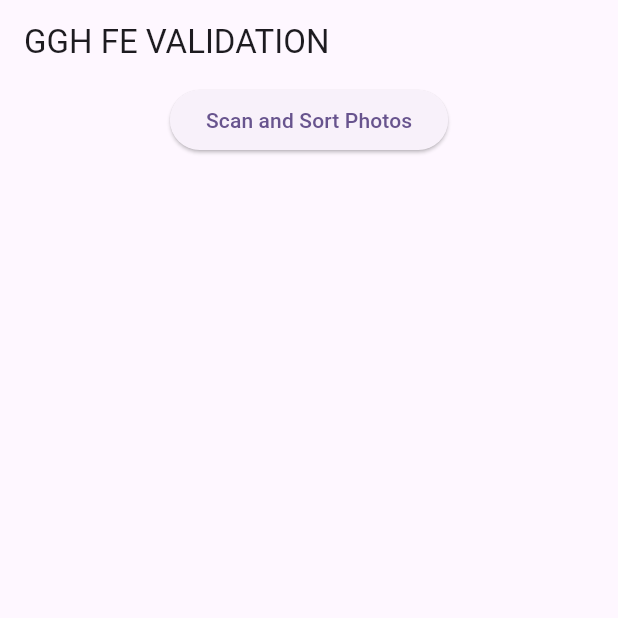
After one commit to GGSDH/GGH_FE_VALIDATION, a Flutter app: the screen it shows after launch, after a tap on "Scan and Sort Photos", on a phone screen of 412 x 824 dp, the top half of it. The commit adds this screen. Run offline on Flutter 3.47's test engine with Material 3 defaults, Android fonts, the phone set to English and light mode, and no system bars; our stand-ins replace geocoding, image_picker, permission_handler, video_player; missing offline and left inert: exif, photo_manager.

Commit message:
Feat : Photo-manager 를 통한 갤러리 스캔 (위치, 날짜 메타데이터 날아가는 이슈 있어서 대체 필요)

```diff
--- a/lib/main.dart
+++ b/lib/main.dart
@@ -1,5 +1,6 @@
 import 'package:flutter/material.dart';
 import 'package:ggh_fe_valdation/screens/photo_picker_screen.dart';
+import 'package:ggh_fe_valdation/screens/scan_gallery_screen.dart';
 
 void main() {
   runApp(const MyApp());
@@ -17,7 +18,12 @@ class MyApp extends StatelessWidget {
         colorScheme: ColorScheme.fromSeed(seedColor: Colors.deepPurple),
         useMaterial3: true,
       ),
-      home: const Scaffold(body: MyHomePage()),
+      home: Scaffold(
+        appBar: AppBar(
+          title: const Text('GGH FE VALIDATION'),
+        ),
+        body: const ScanGalleryScreen(),
+      ),
     );
   }
 }
--- a/lib/screens/photo_picker_screen.dart
+++ b/lib/screens/photo_picker_screen.dart
@@ -509,7 +509,9 @@ class _MyHomePageState extends State<MyHomePage> {
     String? address;
     if (latitude != null && longitude != null) {
       final placemarks = await placemarkFromCoordinates(latitude, longitude);
-      address = placemarks.first.name;
+      Placemark place = placemarks[0];
+      address = '${place.street}, ${place.subLocality}, ${place.locality}, '
+          '${place.administrativeArea}, ${place.postalCode}, ${place.country}';
     }
 
     return {
--- /dev/null
+++ b/lib/screens/scan_gallery_screen.dart
@@ -0,0 +1,195 @@
+import 'dart:developer';
+import 'dart:io';
+import 'package:flutter/material.dart';
+import 'package:geocoding/geocoding.dart';
+import 'package:permission_handler/permission_handler.dart';
+import 'package:photo_manager/photo_manager.dart';
+import 'package:exif/exif.dart';
+import 'package:image_picker/image_picker.dart';
+
+Future<void> requestPermissions() async {
+  await Permission.photos.request();
+}
+
+Future<Map<String, dynamic>> getImageMetadata(XFile file) async {
+  final File imageFile = File(file.path);
+  final bytes = await imageFile.readAsBytes();
+  final data = await readExifFromBytes(bytes);
+
+  log('Image Metadata: $data');
+
+  String? dateTime = data['Image DateTime']?.toString();
+
+  double? latitude = parseGpsCoordinate(data['GPS GPSLatitude']);
+  double? longitude = parseGpsCoordinate(data['GPS GPSLongitude']);
+
+  String? address;
+  if (latitude != null && longitude != null) {
+    final placemarks = await placemarkFromCoordinates(latitude, longitude);
+    Placemark place = placemarks[0];
+    address = '${place.street}, ${place.subLocality}, ${place.locality}, '
+        '${place.administrativeArea}, ${place.postalCode}, ${place.country}';
+  }
+
+  return {
+    'dateTime': dateTime,
+    'address': address,
+    'latitude': latitude,
+    'longitude': longitude
+  };
+}
+
+double? parseGpsCoordinate(dynamic coordinate) {
+  if (coordinate == null) return null;
+  return double.tryParse(coordinate.toString());
+}
+
+Future<List<XFile>> scanPhotos(Function(double) updateProgress) async {
+  await requestPermissions();
+
+  List<AssetPathEntity> albums = await PhotoManager.getAssetPathList(type: RequestType.image);
+  List<XFile> photos = [];
+  int totalPhotos = 0;
+
+  // Calculate total photos for progress tracking
+  for (var album in albums) {
+    totalPhotos += await album.assetCountAsync;
+  }
+
+  int processedPhotos = 0;
+  for (var album in albums) {
+    int albumCount = await album.assetCountAsync;
+    if (albumCount > 0) {
+      int batchSize = 100; // Adjust the batch size as needed
+      for (int i = 0; i < albumCount; i += batchSize) {
+        int end = (i + batchSize > albumCount) ? albumCount : i + batchSize;
+        List<AssetEntity> albumPhotos = await album.getAssetListRange(start: i, end: end);
+        for (var asset in albumPhotos) {
+          File? file = await asset.file;
+          if (file != null) {
+            photos.add(XFile(file.path));
+          }
+          processedPhotos++;
+          updateProgress(processedPhotos / totalPhotos);
+        }
+      }
+    }
+  }
+
+  return photos;
+}
+
+Future<Map<String, List<XFile>>> sortImagesByDateAndLocation(List<XFile>? fileList) async {
+  Map<String, List<XFile>> sortedMap = {};
+  if (fileList != null) {
+    for (var file in fileList) {
+      final metadata = await getImageMetadata(file);
+      final key = "${metadata['dateTime']} - ${metadata['address']} - ${metadata['latitude']}, ${metadata['longitude']}";
+
+      if (!sortedMap.containsKey(key)) {
+        sortedMap[key] = [];
+      }
+      sortedMap[key]!.add(file);
+    }
+  }
+  return sortedMap;
+}
+
+class ScanGalleryScreen extends StatefulWidget {
+  const ScanGalleryScreen({super.key});
+
+  @override
+  _ScanGalleryScreenState createState() => _ScanGalleryScreenState();
+}
+
+class _ScanGalleryScreenState extends State<ScanGalleryScreen> {
+  Map<String, List<XFile>> _sortedPhotos = {};
+  bool _isLoading = false;
+  double _progress = 0.0;
+
+  Future<void> _scanAndSortPhotos() async {
+    setState(() {
+      _isLoading = true;
+      _progress = 0.0;
+    });
+
+    List<XFile> photos = await scanPhotos(updateProgress);
+    Map<String, List<XFile>> sortedPhotos = await sortImagesByDateAndLocation(photos);
+
+    setState(() {
+      _sortedPhotos = sortedPhotos;
+      _isLoading = false;
+    });
+  }
+
+  void updateProgress(double progress) {
+    setState(() {
+      _progress = progress;
+    });
+  }
+
+  @override
+  Widget build(BuildContext context) {
+    return Center(
+      child: Column(
+        children: [
+          ElevatedButton(
+            onPressed: _scanAndSortPhotos,
+            child: const Text('Scan and Sort Photos'),
+          ),
+          _isLoading
+              ? Column(
+            children: [
+              CircularProgressIndicator(value: _progress),
+              const SizedBox(height: 10),
+              Text('${(_progress * 100).toStringAsFixed(1)}%'),
+            ],
+          )
+              : Expanded(
+            child: ListView.builder(
+              itemCount: _sortedPhotos.keys.length,
+              itemBuilder: (context, index) {
+                String key = _sortedPhotos.keys.elementAt(index);
+                return ScanGalleryItem(
+                  locationKey: key,
+                  photos: _sortedPhotos[key]!,
+                );
+              },
+            ),
+          ),
+        ],
+      ),
+    );
+  }
+}
+
+class ScanGalleryItem extends StatelessWidget {
+  final String locationKey;
+  final List<XFile> photos;
+
+  const ScanGalleryItem({super.key, required this.locationKey, required this.photos});
+
+  @override
+  Widget build(BuildContext context) {
+    return Column(
+      crossAxisAlignment: CrossAxisAlignment.start,
+      children: [
+        Text(locationKey, style: const TextStyle(fontWeight: FontWeight.bold)),
+        Text('Number of Photos: ${photos.length}'),
+        SizedBox(
+          height: 200, // Adjust the height as needed
+          child: ListView.builder(
+            scrollDirection: Axis.horizontal, // Make it horizontal to avoid nested vertical scrolling
+            itemCount: photos.length,
+            itemBuilder: (context, index) {
+              return Padding(
+                padding: const EdgeInsets.all(8.0),
+                child: Image.file(File(photos[index].path)),
+              );
+            },
+          ),
+        ),
+      ],
+    );
+  }
+}
--- a/pubspec.yaml
+++ b/pubspec.yaml
@@ -43,6 +43,8 @@ dependencies:
   path_provider: ^2.1.3
   exif: ^3.3.0
   geocoding: ^3.0.0
+  permission_handler: ^11.3.1
+  photo_manager: ^3.2.0
 
 dev_dependencies:
   flutter_test:
```
Also changed, not shown: pubspec.lock, 6 other files.
